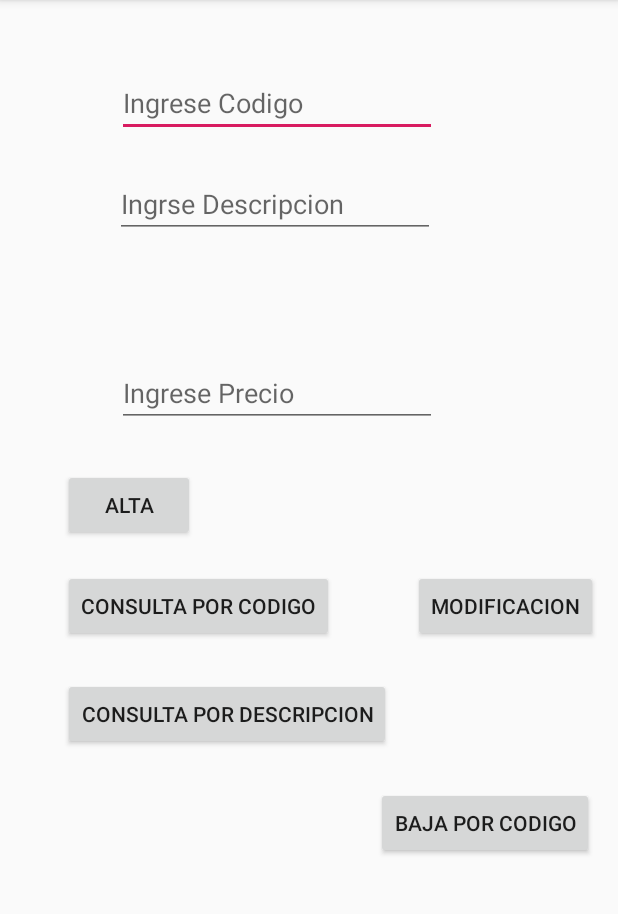
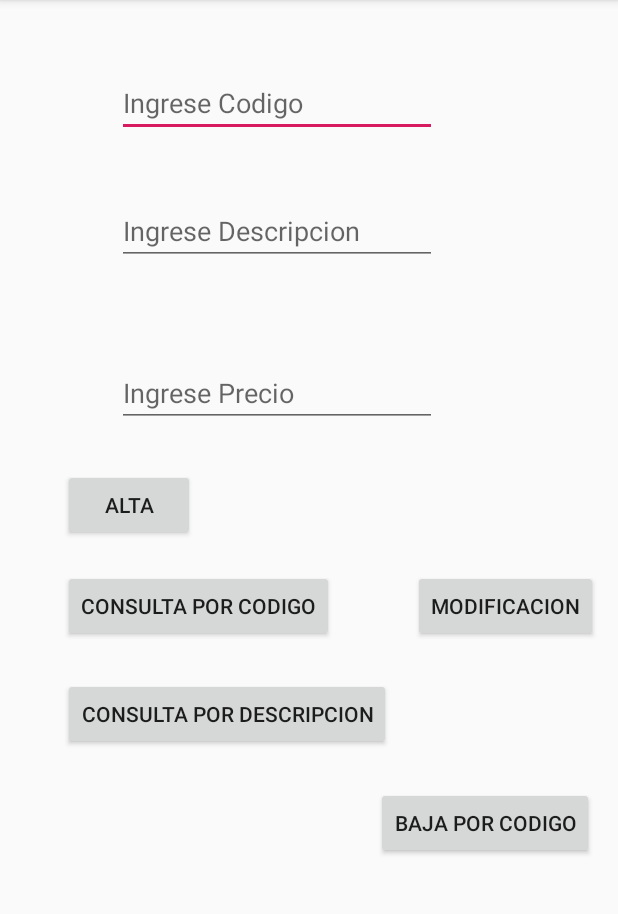
Before and after one commit to yogsothoth1984/019SQLiteSaga, an Android app: the screen it shows after launch (MainActivity), on a phone screen of 412 x 824 dp, the part 84-998 px from its top. Run offline under Robolectric (Android 15) with nearby library versions, the phone set to English and light mode, and no system bars.

Commit message:
Terminado funcionalidad

```diff
--- a/019SQLiteAlpha/app/src/main/res/layout/activity_main.xml
+++ b/019SQLiteAlpha/app/src/main/res/layout/activity_main.xml
@@ -22,10 +22,9 @@
         android:id="@+id/editIngDescripcion"
         android:layout_width="wrap_content"
         android:layout_height="wrap_content"
-        android:layout_marginTop="22dp"
-        android:layout_marginEnd="1dp"
+        android:layout_marginTop="40dp"
         android:ems="10"
-        android:hint="Ingrse Descripcion"
+        android:hint="Ingrese Descripcion"
         android:inputType="textPersonName"
         app:layout_constraintEnd_toEndOf="@+id/editIngCodigo"
         app:layout_constraintTop_toBottomOf="@+id/editIngCodigo" />
@@ -68,6 +67,7 @@
         android:layout_width="wrap_content"
         android:layout_height="wrap_content"
         android:layout_marginTop="24dp"
+        android:onClick="consultaPorDescripcion"
         android:text="Consulta por Descripcion"
         app:layout_constraintStart_toStartOf="@+id/buttConCodigo"
         app:layout_constraintTop_toBottomOf="@+id/buttModificacion" />
@@ -78,6 +78,7 @@
         android:layout_height="wrap_content"
         android:layout_marginEnd="16dp"
         android:layout_marginBottom="195dp"
+        android:onClick="bajaPorCodigo"
         android:text="Baja por codigo"
         app:layout_constraintBottom_toBottomOf="parent"
         app:layout_constraintEnd_toEndOf="parent" />
@@ -87,6 +88,7 @@
         android:layout_width="wrap_content"
         android:layout_height="wrap_content"
         android:layout_marginEnd="13dp"
+        android:onClick="modificacion"
         android:text="Modificacion"
         app:layout_constraintBaseline_toBaselineOf="@+id/buttConCodigo"
         app:layout_constraintEnd_toEndOf="parent" />
```
Also changed, not shown: 019SQLiteAlpha/app/src/main/java/com/example/max/a019_sqlite_alpha/Activity/MainActivity.java (+50 -0 lines).
